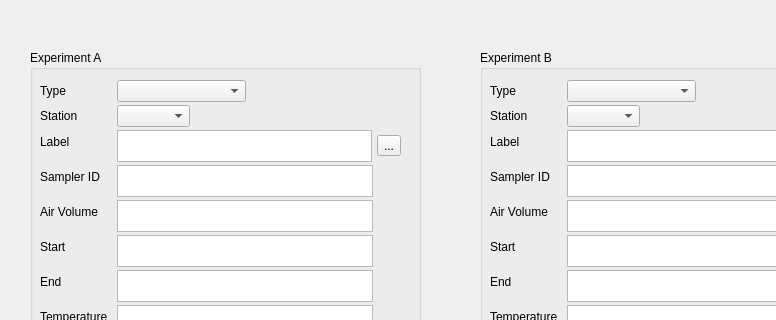
Old version of the form src/gui/double_experiment_metadata.ui in the repository gfogwill/FrESH; both pictures show x 0 to 776 and y 0 to 320 of the 910 by 698 pixel window.
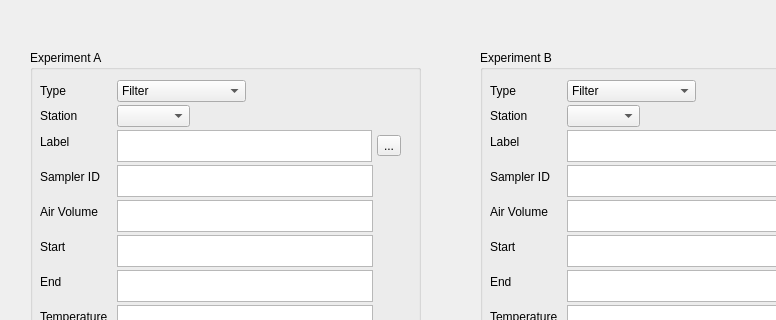
New version of the form. Icons and pictures are not drawn.

The edit to the form file:
```diff
--- a/src/gui/double_experiment_metadata.ui
+++ b/src/gui/double_experiment_metadata.ui
@@ -74,7 +74,7 @@
        <widget class="QComboBox" name="comboBoxSampleType">
         <item>
          <property name="text">
-          <string/>
+          <string>Filter</string>
          </property>
         </item>
         <item>
@@ -529,7 +529,7 @@
        <widget class="QComboBox" name="comboBoxSampleType_B">
         <item>
          <property name="text">
-          <string/>
+          <string>Filter</string>
          </property>
         </item>
         <item>
```
Left out of the diff: 10 changed lines with no effect on the pictures.
